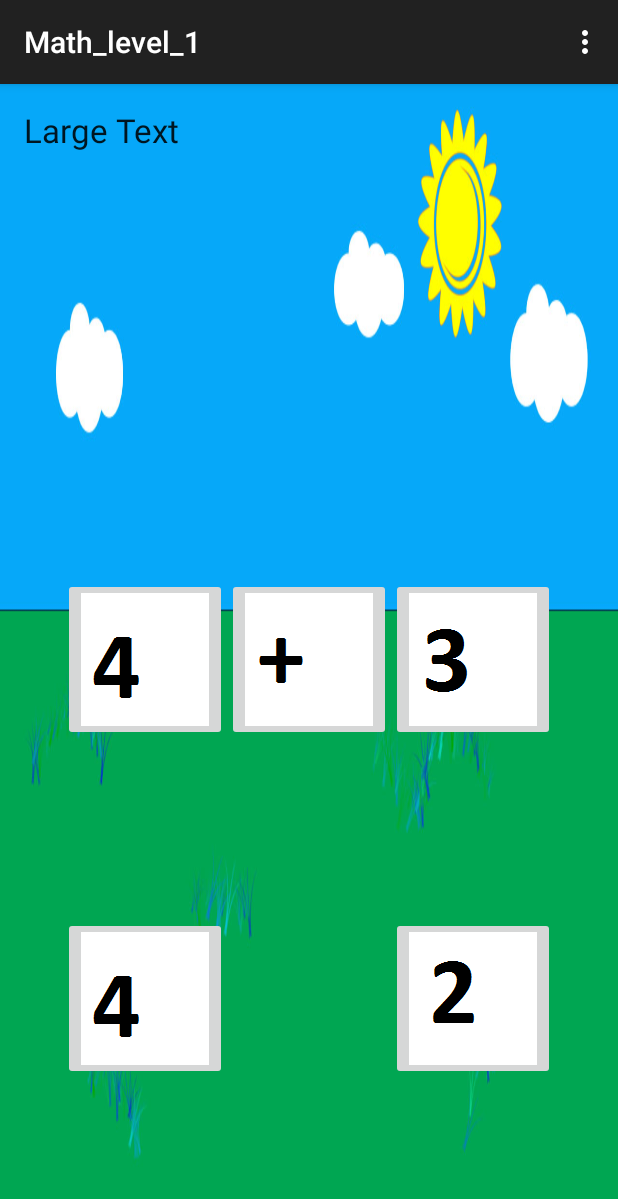
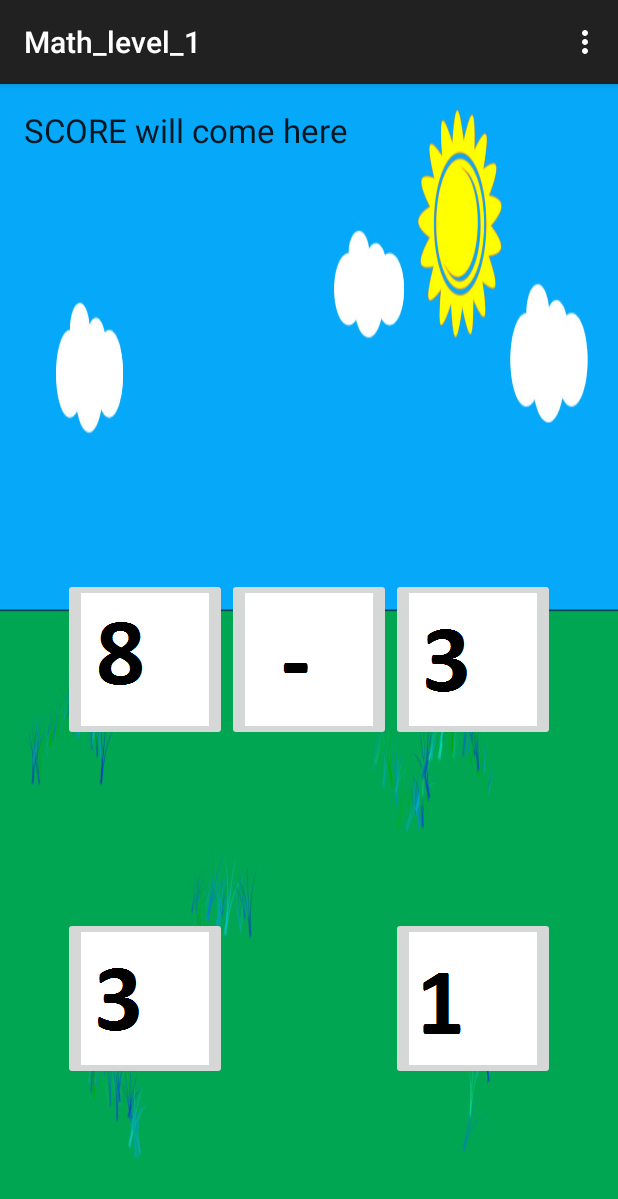
Before and after one commit to sbleika/Giskaland, an Android app: the Math_level_1 screen opened directly, with no data from a screen before it, on a phone screen of 412 x 824 dp. Shown: the top 1199 px of the screen. Run offline under Robolectric (Android 15) with nearby library versions, the phone set to English and light mode, and no system bars.

Commit message:
gerði tolur fra 0 til 10 i stað 1 til 5

```diff
--- a/Giskaland/app/src/main/java/gl/giskaland/Math_level_1.java
+++ b/Giskaland/app/src/main/java/gl/giskaland/Math_level_1.java
@@ -26,6 +26,8 @@ public class Math_level_1 extends ActionBarActivity {
     Boolean isIBout2 = false;
     Boolean isIBout3 = false;
     Boolean isIBout4 = false;
+
+    int last_num;
 
 
     @Override
@@ -77,10 +79,6 @@ public class Math_level_1 extends ActionBarActivity {
         IBplus_min = (ImageButton) findViewById(R.id.IBplusmin);
         //********************************************************************
 
-        // set random number from one to nine to the two numbers to calculate
-        setRandomnum1(IBnum1);
-        setRandomnum2(IBnum2);
-
         // set the operator to plus or minus
         //********************************************************************
         double randomOP = (int) Math.ceil(Math.random()*2);
@@ -95,6 +93,9 @@ public class Math_level_1 extends ActionBarActivity {
             Minus = true;
         }
         //********************************************************************
+        // set random number from one to nine to the two numbers to calculate
+        setRandomnum1(IBnum1);
+        setRandomnum2(IBnum2);
 
         // set random numbers to the 4 options
         setIBout();
@@ -117,7 +118,7 @@ public class Math_level_1 extends ActionBarActivity {
         IBout4 = (ImageButton) findViewById(R.id.IBout4);
         //********************************************************************
 
-        // random number
+        // random number from 1 to 4
         int randomOut = (int) Math.ceil(Math.random()*4);
 
         // set one of four to the correct value
@@ -185,7 +186,6 @@ public class Math_level_1 extends ActionBarActivity {
 
         if (num == 1) {
             view.setImageResource(R.drawable.one);
-            //String viewId = view.getResources().getResourceName(view.getId());
         }
         else if (num == 2) {
             view.setImageResource(R.drawable.two);
@@ -217,7 +217,6 @@ public class Math_level_1 extends ActionBarActivity {
         else if (num == 0) {
             view.setImageResource(R.drawable.zero);
         }
-
     }
 
     /**
@@ -225,14 +224,15 @@ public class Math_level_1 extends ActionBarActivity {
      * @param view
      */
     public void setRandom(ImageView view){
-
-        int randomNum = (int) Math.ceil(Math.random()*10);
+        // random from 0 to 10
+        int randomNum = ((int) Math.ceil(Math.random()*11)) - 1;
         while ( IBout1value == randomNum ||
                 IBout2value == randomNum ||
                 IBout3value == randomNum ||
                 IBout4value == randomNum){
+
             System.out.println(randomNum);
-            randomNum = (int) Math.ceil(Math.random()*10);
+            randomNum = ((int) Math.ceil(Math.random()*11)) - 1;
             System.out.println(IBout1value);
             System.out.println(IBout2value);
             System.out.println(IBout3value);
@@ -242,6 +242,10 @@ public class Math_level_1 extends ActionBarActivity {
 
         String viewId = view.getResources().getResourceName(view.getId());
         String ID = viewId.substring(viewId.lastIndexOf('/') + 1);
+
+        System.out.println("randomnum  for ");
+        System.out.println(ID);
+        System.out.println(randomNum);
 
         if(ID.equals("IBout1")) {
             IBout1value = randomNum;
@@ -256,7 +260,10 @@ public class Math_level_1 extends ActionBarActivity {
             IBout4value = randomNum;
         }
 
-        if (randomNum == 1) {
+        if (randomNum == 0) {
+            view.setImageResource(R.drawable.zero);
+        }
+        else if (randomNum == 1) {
             view.setImageResource(R.drawable.one);
         }
         else if (randomNum == 2) {
@@ -293,27 +300,43 @@ public class Math_level_1 extends ActionBarActivity {
      * @param view
      */
     public void setRandomnum1(ImageView view){
-        double randomNum = (int) Math.ceil(Math.random()*5);
+        // random from 0 to 10
+        int randomNum = ((int) (Math.random()*11));
 
-        if (randomNum == 1) {
+        IBnum1value = randomNum;
+
+        if (randomNum == 0) {
+            view.setImageResource(R.drawable.zero);
+        }
+        else if (randomNum == 1) {
             view.setImageResource(R.drawable.one);
-            IBnum1value = 1;
         }
         else if (randomNum == 2) {
             view.setImageResource(R.drawable.two);
-            IBnum1value = 2;
         }
         else if (randomNum == 3) {
             view.setImageResource(R.drawable.tree);
-            IBnum1value = 3;
         }
         else if (randomNum == 4) {
             view.setImageResource(R.drawable.four);
-            IBnum1value = 4;
         }
         else if (randomNum == 5) {
             view.setImageResource(R.drawable.five);
-            IBnum1value = 5;
+        }
+        else if (randomNum == 6) {
+            view.setImageResource(R.drawable.six);
+        }
+        else if (randomNum == 7) {
+            view.setImageResource(R.drawable.seven);
+        }
+        else if (randomNum == 8) {
+            view.setImageResource(R.drawable.eigth);
+        }
+        else if (randomNum == 9) {
+            view.setImageResource(R.drawable.nine);
+        }
+        else if (randomNum == 10) {
+            view.setImageResource(R.drawable.ten);
         }
     }
 
@@ -322,29 +345,63 @@ public class Math_level_1 extends ActionBarActivity {
      * @param view
      */
     public void setRandomnum2(ImageView view){
-        double randomNum = (int) Math.ceil(Math.random()*IBnum1value);
+        int randomNum = -1;
+        // the second number can not be larger than the first number if ew have minus
+        if(Minus){
+            // the second number can not be larger than the first number if we have minus
+            // from 0 to the number we are subtracting from
+            randomNum = ((int) (Math.random()* (IBnum1value+1)));
+            // we dont want the same outcome 2x in a row
+            while((IBnum1value - randomNum)== last_num){
+                randomNum = ((int) (Math.random()* (IBnum1value+1)));
+            }
 
-        if (randomNum == 1) {
+            last_num = (IBnum1value - randomNum);
+        }
+        else if (Plus) {
+            // from 0 to 10-the nub-mber we are adding to
+            randomNum = ((int) (Math.random()*(10-IBnum1value+1)));
+            // we dont want the same outcome 2x in a row
+            while((IBnum1value + randomNum)== last_num){
+                randomNum = ((int) (Math.random()*(10-IBnum1value+1)));
+            }
+            last_num = (IBnum1value + randomNum);
+        }
+        IBnum2value = randomNum;
+
+        if (randomNum == 0) {
+            view.setImageResource(R.drawable.zero);
+        }
+        else if (randomNum == 1) {
             view.setImageResource(R.drawable.one);
-            IBnum2value = 1;
         }
         else if (randomNum == 2) {
             view.setImageResource(R.drawable.two);
-            IBnum2value = 2;
         }
         else if (randomNum == 3) {
             view.setImageResource(R.drawable.tree);
-            IBnum2value = 3;
         }
         else if (randomNum == 4) {
             view.setImageResource(R.drawable.four);
-            IBnum2value = 4;
         }
         else if (randomNum == 5) {
             view.setImageResource(R.drawable.five);
-            IBnum2value = 5;
         }
-
+        else if (randomNum == 6) {
+            view.setImageResource(R.drawable.six);
+        }
+        else if (randomNum == 7) {
+            view.setImageResource(R.drawable.seven);
+        }
+        else if (randomNum == 8) {
+            view.setImageResource(R.drawable.eigth);
+        }
+        else if (randomNum == 9) {
+            view.setImageResource(R.drawable.nine);
+        }
+        else if (randomNum == 10) {
+            view.setImageResource(R.drawable.ten);
+        }
     }
 
     /**
@@ -356,12 +413,6 @@ public class Math_level_1 extends ActionBarActivity {
          */
         @Override
         public void onClick(View view) {
-            //String imageNameClicked = (String)v.getTag();
-            String viewId = view.getResources().getResourceName(view.getId());
-            System.out.println(viewId);
-
-            System.out.println("helloworld");
-            //view.setImageResource(R.drawable.five);
             if(isIBout1){
                 makeRandom();
             }
@@ -377,8 +428,6 @@ public class Math_level_1 extends ActionBarActivity {
          */
         @Override
         public void onClick(View view) {
-
-            System.out.println("helloworld");
             if(isIBout2){
                 makeRandom();
             }
@@ -394,8 +443,6 @@ public class Math_level_1 extends ActionBarActivity {
          */
         @Override
         public void onClick(View view) {
-
-            System.out.println("helloworld");
             if(isIBout3){
                 makeRandom();
             }
@@ -411,8 +458,6 @@ public class Math_level_1 extends ActionBarActivity {
          */
         @Override
         public void onClick(View view) {
-
-            System.out.println("helloworld");
             if(isIBout4){
                 makeRandom();
             }
--- a/Giskaland/app/src/main/res/layout/activity_math_level_1.xml
+++ b/Giskaland/app/src/main/res/layout/activity_math_level_1.xml
@@ -78,7 +78,7 @@
         android:layout_width="wrap_content"
         android:layout_height="wrap_content"
         android:textAppearance="?android:attr/textAppearanceLarge"
-        android:text="Large Text"
+        android:text="@string/score"
         android:id="@+id/TextMathLevel1score"
         android:layout_alignParentTop="true"
         android:layout_alignParentLeft="true"
--- a/Giskaland/app/src/main/res/values/strings.xml
+++ b/Giskaland/app/src/main/res/values/strings.xml
@@ -38,5 +38,6 @@
     <string name="title_activity_quiz__level_2">Quiz_Level_2</string>
     <string name="title_activity_quiz__level_3">Quiz_Level_3</string>
 
+    <string name="score">SCORE will come here</string>
 
 </resources>
```
